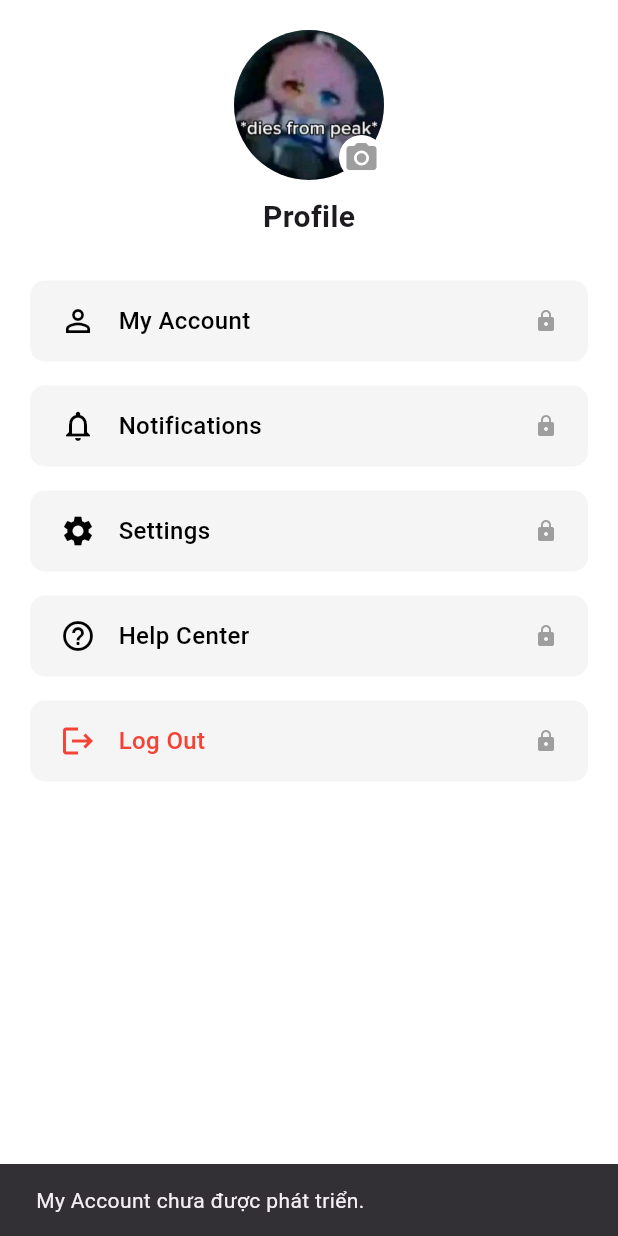
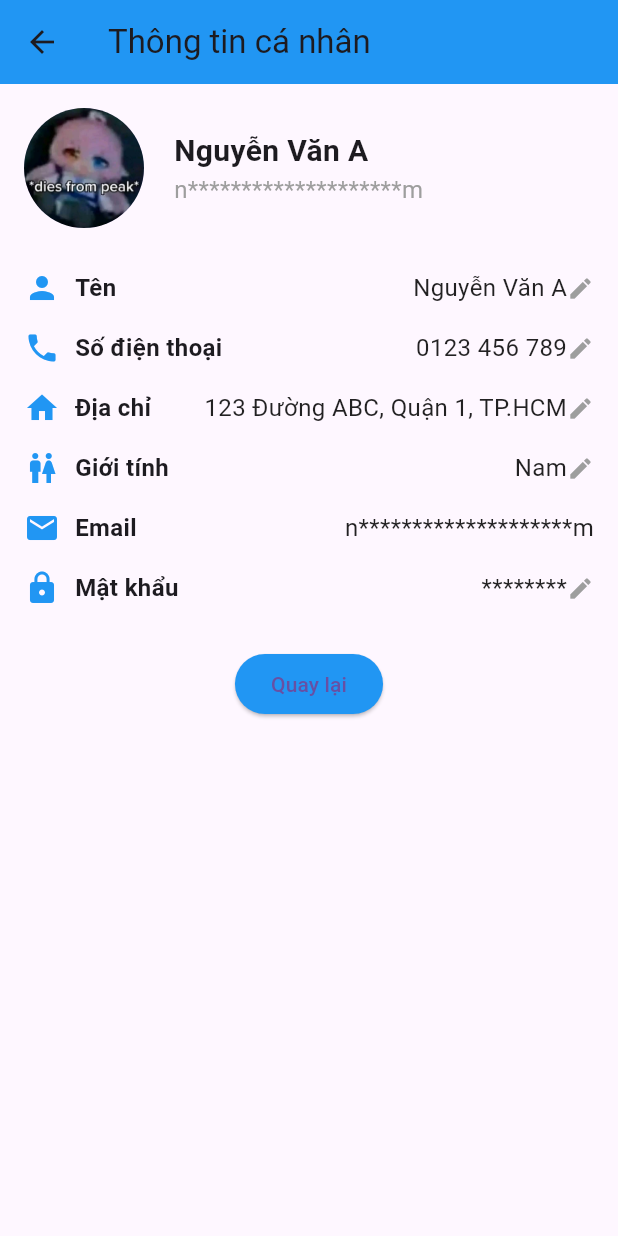
Before and after one commit to Tkhangdi/Nhom_9_LapTrinhDiDong, a Flutter app: the Info screen opened directly, after a tap on "My Account", on a phone screen of 412 x 824 dp. Run offline on Flutter 3.47's test engine with Material 3 defaults, Android fonts, the phone set to English and light mode, and no system bars; our stand-ins replace sqflite; accounts and stored records are empty; network calls fail.

Commit message:
them phan thong tin nguoi dung

```diff
--- a/lib/models/DongHo.dart
+++ b/lib/models/DongHo.dart
@@ -1,3 +1,4 @@
+// ignore: file_names
 class DongHo {
   String id;
   String ten;
--- a/lib/screens/Info.dart
+++ b/lib/screens/Info.dart
@@ -1,5 +1,6 @@
 import 'package:flutter/material.dart';
 import 'package:shop_ban_dong_ho/screens/thongbao.dart';// Import màn hình thông báo
+import 'package:shop_ban_dong_ho/screens/thongtinnguoidung.dart';
 
 class Info extends StatelessWidget {
   const Info({super.key});
@@ -49,6 +50,12 @@ class Info extends StatelessWidget {
                     context,
                     icon: Icons.person_outline,
                     text: "My Account",
+                    onTap: () {
+                      Navigator.push(
+                        context,
+                        MaterialPageRoute(builder: (context) => const MyAccountScreen()),
+                      );
+                    },
                   ),
                   buildMenuItem(
                     context,
--- /dev/null
+++ b/lib/screens/thongtinnguoidung.dart
@@ -0,0 +1,200 @@
+import 'package:flutter/material.dart';
+
+class MyAccountScreen extends StatefulWidget {
+  const MyAccountScreen({super.key});
+
+  @override
+  _MyAccountScreenState createState() => _MyAccountScreenState();
+}
+
+class _MyAccountScreenState extends State<MyAccountScreen> {
+  // Giả lập thông tin người dùng
+  String userName = "Nguyễn Văn A";
+  String userEmail = "nguyenvana@example.com";
+  String userPhone = "0123 456 789";
+  String userAddress = "123 Đường ABC, Quận 1, TP.HCM";
+  String userGender = "Nam";
+  String userPassword = "MatKhau123";
+
+  bool isPasswordHidden = true;
+
+  String obfuscate(String text) {
+    if (text.length <= 2) return text; // Nếu quá ngắn thì không ẩn
+    return "${text[0]}${'*' * (text.length - 2)}${text[text.length - 1]}";
+  }
+
+  @override
+  Widget build(BuildContext context) {
+    return Scaffold(
+      appBar: AppBar(
+        title: const Text("Thông tin cá nhân"),
+        backgroundColor: Colors.blue,
+      ),
+      body: Padding(
+        padding: const EdgeInsets.all(16.0),
+        child: Column(
+          crossAxisAlignment: CrossAxisAlignment.start,
+          children: [
+            Row(
+              children: [
+                const CircleAvatar(
+                  radius: 40,
+                  backgroundImage: AssetImage("assets/images/avatar.jpg"),
+                ),
+                const SizedBox(width: 20),
+                Column(
+                  crossAxisAlignment: CrossAxisAlignment.start,
+                  children: [
+                    Text(
+                      userName,
+                      style: const TextStyle(fontSize: 20, fontWeight: FontWeight.bold),
+                    ),
+                    Text(
+                      obfuscate(userEmail),
+                      style: const TextStyle(fontSize: 16, color: Colors.grey),
+                    ),
+                  ],
+                ),
+              ],
+            ),
+            const SizedBox(height: 20),
+            buildUserInfo(Icons.person, "Tên", userName, () {
+              _showEditDialog("Tên", userName, (newValue) {
+                setState(() => userName = newValue);
+              });
+            }),
+            buildUserInfo(Icons.phone, "Số điện thoại", userPhone, () {
+              _showEditDialog("Số điện thoại", userPhone, (newValue) {
+                setState(() => userPhone = newValue);
+              });
+            }),
+            buildUserInfo(Icons.home, "Địa chỉ", userAddress, () {
+              _showEditDialog("Địa chỉ", userAddress, (newValue) {
+                setState(() => userAddress = newValue);
+              });
+            }),
+            buildUserInfo(Icons.wc, "Giới tính", userGender, () {
+              _showGenderSelection();
+            }),
+            buildUserInfo(Icons.email, "Email", obfuscate(userEmail), null),
+            buildUserInfo(Icons.lock, "Mật khẩu", isPasswordHidden ? "********" : userPassword, () {
+              setState(() {
+                isPasswordHidden = !isPasswordHidden;
+              });
+            }),
+            const SizedBox(height: 20),
+            Center(
+              child: ElevatedButton(
+                onPressed: () {
+                  Navigator.pop(context);
+                },
+                style: ElevatedButton.styleFrom(backgroundColor: Colors.blue),
+                child: const Text("Quay lại"),
+              ),
+            ),
+          ],
+        ),
+      ),
+    );
+  }
+
+  Widget buildUserInfo(IconData icon, String title, String value, VoidCallback? onTap) {
+    return Padding(
+      padding: const EdgeInsets.symmetric(vertical: 8.0),
+      child: InkWell(
+        onTap: onTap,
+        child: Row(
+          children: [
+            Icon(icon, color: Colors.blue),
+            const SizedBox(width: 10),
+            Text(
+              title,
+              style: const TextStyle(fontSize: 16, fontWeight: FontWeight.bold),
+            ),
+            const Spacer(),
+            Text(
+              value,
+              style: const TextStyle(fontSize: 16, color: Colors.black87),
+            ),
+            if (onTap != null) const Icon(Icons.edit, color: Colors.grey, size: 18),
+          ],
+        ),
+      ),
+    );
+  }
+
+  void _showEditDialog(String title, String currentValue, Function(String) onSave) {
+    TextEditingController controller = TextEditingController(text: currentValue);
+    showDialog(
+      context: context,
+      builder: (context) {
+        return AlertDialog(
+          title: Text("Chỉnh sửa $title"),
+          content: TextField(controller: controller),
+          actions: [
+            TextButton(
+              onPressed: () => Navigator.pop(context),
+              child: const Text("Hủy"),
+            ),
+            TextButton(
+              onPressed: () {
+                onSave(controller.text);
+                Navigator.pop(context);
+              },
+              child: const Text("Lưu"),
+            ),
+          ],
+        );
+      },
+    );
+  }
+
+  void _showGenderSelection() {
+    showDialog(
+      context: context,
+      builder: (context) {
+        return AlertDialog(
+          title: const Text("Chọn giới tính"),
+          content: Column(
+            mainAxisSize: MainAxisSize.min,
+            children: [
+              ListTile(
+                title: const Text("Nam"),
+                leading: Radio<String>(
+                  value: "Nam",
+                  groupValue: userGender,
+                  onChanged: (value) {
+                    setState(() => userGender = value!);
+                    Navigator.pop(context);
+                  },
+                ),
+              ),
+              ListTile(
+                title: const Text("Nữ"),
+                leading: Radio<String>(
+                  value: "Nữ",
+                  groupValue: userGender,
+                  onChanged: (value) {
+                    setState(() => userGender = value!);
+                    Navigator.pop(context);
+                  },
+                ),
+              ),
+              ListTile(
+                title: const Text("Khác"),
+                leading: Radio<String>(
+                  value: "Khác",
+                  groupValue: userGender,
+                  onChanged: (value) {
+                    setState(() => userGender = value!);
+                    Navigator.pop(context);
+                  },
+                ),
+              ),
+            ],
+          ),
+        );
+      },
+    );
+  }
+}
```
